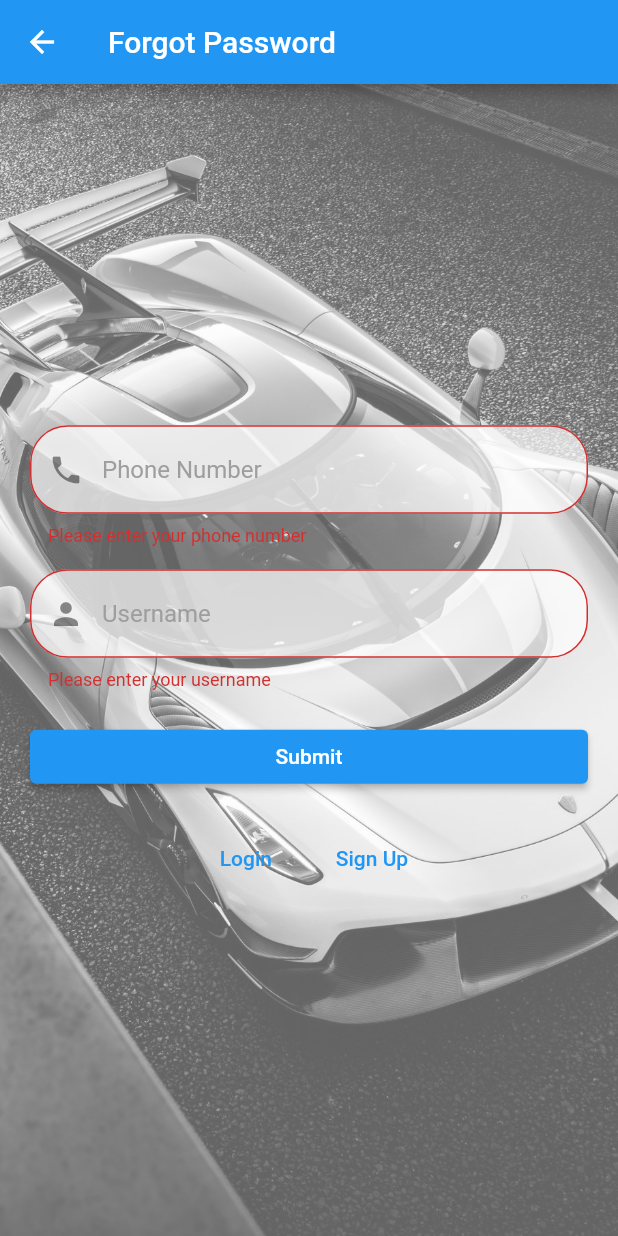
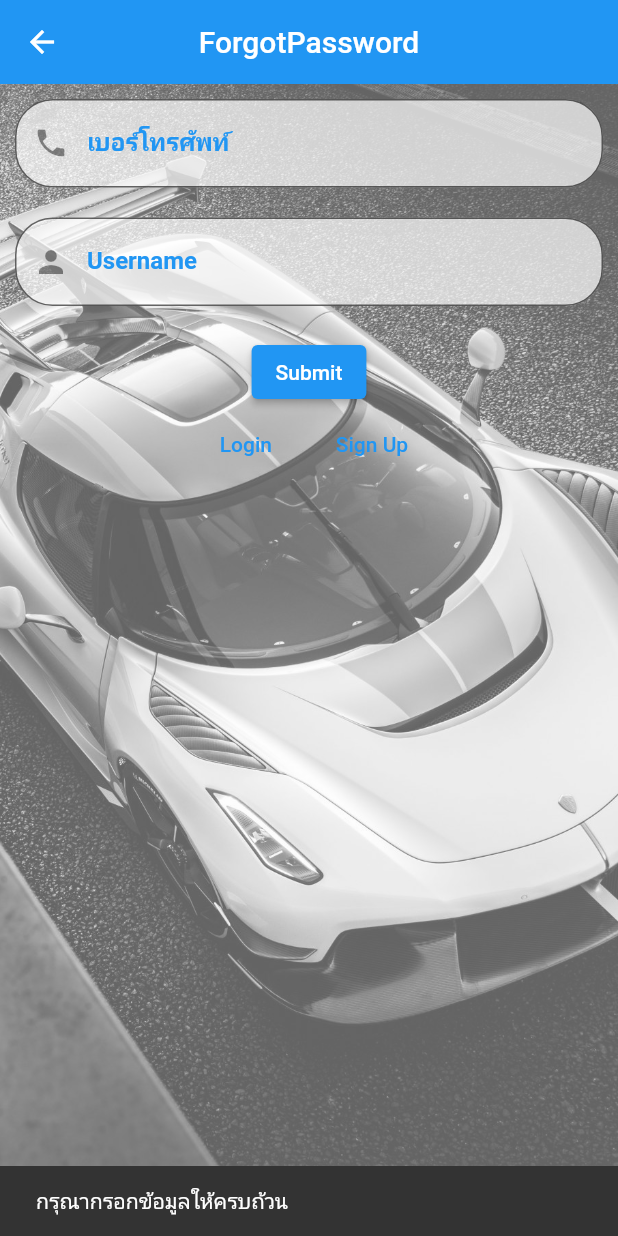
Before and after one commit to Nititorn61/first_app, a Flutter app: the ForgotPasswordPage screen opened directly, after a tap on "Submit", on a phone screen of 412 x 824 dp. Run offline on Flutter 3.47's test engine with Material 2 defaults, Android fonts, the phone set to English and light mode, and no system bars; our stand-ins replace cloud_firestore, firebase_auth, firebase_core, image_picker, intl_phone_number_input; accounts and stored records are empty.

Commit message:
Add files via upload

```diff
--- a/lib/forgotpassword2.dart
+++ b/lib/forgotpassword2.dart
@@ -1,6 +1,7 @@
 import 'package:flutter/material.dart';
 import './login2.dart';
 import './register2.dart';
+import './service/api.dart';
 
 class ForgotPasswordPage extends StatefulWidget {
   @override
@@ -8,24 +9,19 @@ class ForgotPasswordPage extends StatefulWidget {
 }
 
 class _ForgotPasswordPageState extends State<ForgotPasswordPage> {
-  final _formKey = GlobalKey<FormState>();
-  final _phoneController = TextEditingController();
-  final _usernameController = TextEditingController();
-
-  @override
-  void dispose() {
-    _phoneController.dispose();
-    _usernameController.dispose();
-    super.dispose();
-  }
-
   @override
   Widget build(BuildContext context) {
     return Scaffold(
+      extendBodyBehindAppBar: true, // แสดงพื้นหลังเต็มหน้าจอ
       appBar: AppBar(
-        title: Text("Forgot Password"),
+        title: Text('ForgotPassword'),
+        centerTitle: true,
+        backgroundColor: Colors.blue, // กำหนดสีเป็นโปร่งใส
+        elevation: 0,
+        brightness: Brightness.dark, // ให้เนื้อหาที่อยู่ใน AppBar เป็นสีขาว
       ),
-      body: Container(
+      body: SafeArea(
+        child: Container(
           decoration: BoxDecoration(
             image: DecorationImage(
               image: AssetImage("lib/images/background_login.jpg"),
@@ -33,97 +29,38 @@ class _ForgotPasswordPageState extends State<ForgotPasswordPage> {
               opacity: 0.6,
             ),
           ),
-        child: Center(
-          child: SingleChildScrollView(
           child: Padding(
-              padding: const EdgeInsets.all(20.0),
-              child: Form(
-                key: _formKey,
+            padding: EdgeInsets.all(10),
             child: Column(
-                  mainAxisAlignment: MainAxisAlignment.center,
               children: [
-                    TextFormField(
-                      controller: _phoneController,
-                      keyboardType: TextInputType.phone,
-                      decoration: InputDecoration(
-                        filled: true,
-                        fillColor: Colors.white.withOpacity(0.7),
-                        hintText: "Phone Number",
-                        hintStyle: TextStyle(
-                          color: Colors.grey,
-                        ),
-                        border: OutlineInputBorder(
-                          borderRadius: BorderRadius.circular(25.0),
-                        ),
-                        prefixIcon: Icon(Icons.phone),
-                      ),
-                      validator: (value) {
-                        if (value!.isEmpty) {
-                          return "Please enter your phone number";
-                        }
-                        return null;
-                      },
-                    ),
-                    SizedBox(height: 15.0),
-                    TextFormField(
-                      controller: _usernameController,
-                      decoration: InputDecoration(
-                        filled: true,
-                        fillColor: Colors.white.withOpacity(0.7),
-                        hintText: "Username",
-                        hintStyle: TextStyle(
-                          color: Colors.grey,
-                        ),
-                        border: OutlineInputBorder(
-                          borderRadius: BorderRadius.circular(25.0),
-                        ),
-                        prefixIcon: Icon(Icons.person),
-                      ),
-                      validator: (value) {
-                        if (value!.isEmpty) {
-                          return "Please enter your username";
-                        }
-                        return null;
-                      },
-                    ),
+                PhoneBox(hintText: 'เบอร์โทรศัพท์'),
                 SizedBox(height: 20),
-                    SizedBox(
-                      width: double.infinity,
-                      child: ElevatedButton(
-                        onPressed: () {
-                          if (_formKey.currentState!.validate()) {
-                            // Handle submit button click here
-                          }
-                        },
-                        child: Text("Submit"),
-                        style: ElevatedButton.styleFrom(
-                          primary: Colors.blue,
-                          onPrimary: Colors.white,
-                        ),
-                      ),
-                    ),
+                UsernameBox(hintText: 'Username'),
                 SizedBox(height: 20),
+                ForgotpasswordBotton(),
                 Row(
                   mainAxisAlignment: MainAxisAlignment.center,
                   children: [
                     TextButton(
                       onPressed: () {
-                            Navigator.push(context,
+                        Navigator.push(
+                          context,
                           MaterialPageRoute(builder: (context) {
                             return LoginPage();
-                            }));
-                            // Handle login button click here
+                          }),
+                        );
                       },
                       child: Text("Login"),
                     ),
                     SizedBox(width: 20),
                     TextButton(
                       onPressed: () {
-                            Navigator.push(context,
+                        Navigator.push(
+                          context,
                           MaterialPageRoute(builder: (context) {
                             return SignUpPage();
-                            }));
-                            // Handle sign up button click here
+                          }),
+                        );
                       },
                       child: Text("Sign Up"),
                     ),
@@ -134,8 +71,6 @@ class _ForgotPasswordPageState extends State<ForgotPasswordPage> {
           ),
         ),
       ),
-        ),
-      ),
     );
   }
 }
--- a/lib/register2.dart
+++ b/lib/register2.dart
@@ -11,19 +11,6 @@ class SignUpPage extends StatefulWidget {
 }
 
 class _SignUpPageState extends State<SignUpPage> {
-  Future<String> _validateUsername(String username) async {
-// Check if username is already taken
-// If the username is taken, return "Username already taken". Otherwise, return null.
-    final doc = await FirebaseFirestore.instance
-        .collection('users')
-        .doc(username)
-        .get();
-    if (doc.exists) {
-      return "Username already taken";
-    }
-    return null!;
-  }
-
   @override
   Widget build(BuildContext context) {
     return Scaffold(
--- a/lib/service/api.dart
+++ b/lib/service/api.dart
@@ -252,3 +252,45 @@ class SignupBotton extends StatelessWidget {
     );
   }
 }
+
+class ForgotpasswordBotton extends StatelessWidget {
+  @override
+  Widget build(BuildContext context) {
+    return ElevatedButton(
+      onPressed: () async {
+        if (_phonenumberController.text.isEmpty ||
+            _usernameController.text.isEmpty) {
+          // แสดงข้อความเตือนเมื่อช่อง username หรือ phonenumber ว่างเปล่า
+          ScaffoldMessenger.of(context).showSnackBar(
+            SnackBar(
+              content: Text('กรุณากรอกข้อมูลให้ครบถ้วน'),
+              duration: Duration(seconds: 3),
+            ),
+          );
+        } else {
+          Future<bool> success = checkuserphone(
+              _phonenumberController.text, _usernameController.text);
+          if (await success) {
+            ScaffoldMessenger.of(context).showSnackBar(
+              SnackBar(
+                content: Text('ระบบกำลังส่งข้อความไปยังเบอร์โทรศัพท์ของคุณ'),
+                duration: Duration(seconds: 3),
+              ),
+            );
+
+            Navigator.push(
+                context, MaterialPageRoute(builder: (context) => LoginPage()));
+          } else {
+            ScaffoldMessenger.of(context).showSnackBar(
+              SnackBar(
+                content: Text('ไม่พบบัญชีผู้ใช้งาน'),
+                duration: Duration(seconds: 3),
+              ),
+            );
+          }
+        }
+      },
+      child: Text('Submit'),
+    );
+  }
+}
--- a/lib/service/database.dart
+++ b/lib/service/database.dart
@@ -1,4 +1,6 @@
 import 'package:cloud_firestore/cloud_firestore.dart';
+import 'package:flutter/material.dart';
+import 'package:intl_phone_number_input/intl_phone_number_input.dart';
 
 class Database {
   final FirebaseFirestore _firestore = FirebaseFirestore.instance;
@@ -52,3 +54,21 @@ Future<void> addUserToFirestore(String username, String password,
     'phoneNumber': phonenumber
   });
 }
+
+Future<bool> checkuserphone(String phonenumber, String username) async {
+  try {
+    final snapshot = await FirebaseFirestore.instance
+        .collection('users')
+        .where('username', isEqualTo: username)
+        .where('phonenumber', isEqualTo: phonenumber)
+        .get();
+    if (snapshot.docs[0].data()['username'] != username ||
+        snapshot.docs[0].data()['phonenumber'] != phonenumber) {
+      return false;
+    }
+    return true;
+  } catch (e) {
+    print(e.toString());
+    return false;
+  }
+}
```
Lines whose indentation alone changed are shown as unchanged.
